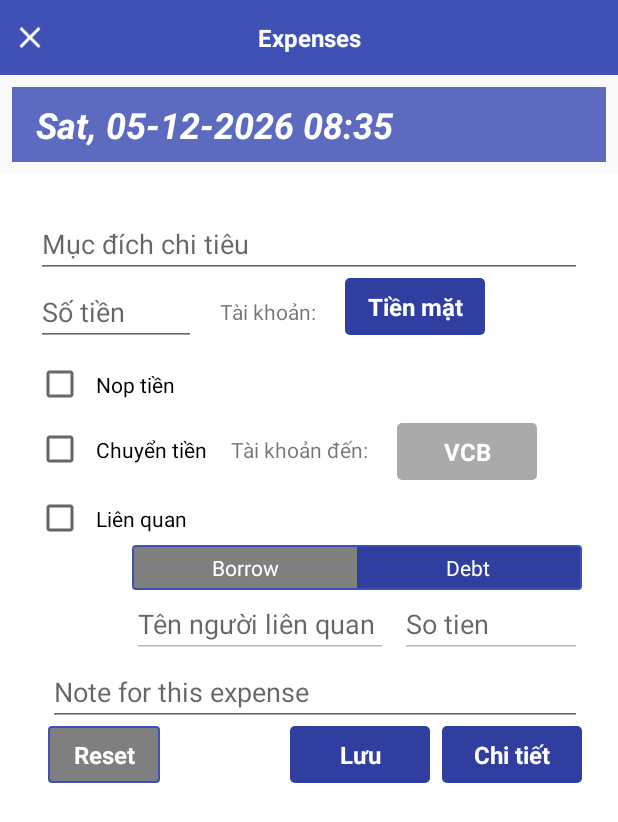
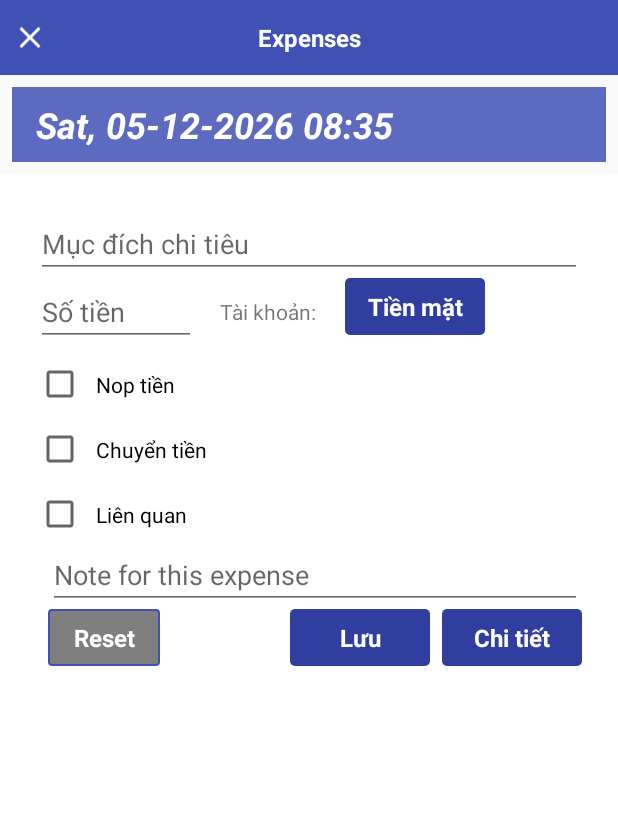
Before and after one commit to thanhtd1987/heogiutien, an Android app: the CreateExpenseActivity screen opened directly, with no data from a screen before it, on a phone screen of 412 x 824 dp. Shown: the top 822 px of the screen. Run offline under Robolectric (Android 15) with nearby library versions, the phone set to English and light mode, and no system bars; 2 statements that could not run were skipped.

Commit message:
[UI] update UI

```diff
--- a/app/src/main/java/com/funworld/heogiutien/features/expense/create/CreateExpenseActivity.kt
+++ b/app/src/main/java/com/funworld/heogiutien/features/expense/create/CreateExpenseActivity.kt
@@ -43,9 +43,12 @@ class CreateExpenseActivity : AppCompatActivity(), View.OnClickListener{
     override fun onClick(view: View?) {
         when (view?.id) {
             R.id.iv_close -> {
-                showWarning(getString(R.string.title_alert),
-                        getString(R.string.discard_warning),
-                        okListener = { _ -> onBackPressed() })
+                if( !et_expense_purpose.text.isEmpty() || !et_expense_amount.text.isEmpty())
+                    showWarning(getString(R.string.title_alert),
+                            getString(R.string.discard_warning),
+                            okListener = { _ -> onBackPressed() })
+                else
+                    onBackPressed()
             }
 
             R.id.rl_create_expense -> { Utils.hideKeyboard(this, et_expense_purpose) }
@@ -117,10 +120,12 @@ class CreateExpenseActivity : AppCompatActivity(), View.OnClickListener{
         tv_expense_save.setOnClickListener(this)
 
         cb_expense_transfer.setOnCheckedChangeListener{_, isChecked ->
+            ll_receive_account.visibility = View.VISIBLE
             tv_expense_to_account.isEnabled = isChecked
         }
 
         cb_expense_related.setOnCheckedChangeListener{_, isChecked ->
+            rl_expense_related.visibility = View.VISIBLE
             rd_borrow.isEnabled = isChecked
             rd_debt.isEnabled = isChecked
             et_expense_related_name.isEnabled = isChecked
--- a/app/src/main/res/layout/activity_expense_create.xml
+++ b/app/src/main/res/layout/activity_expense_create.xml
@@ -54,7 +54,7 @@
                 android:layout_alignParentStart="true"
                 android:layout_alignParentTop="true"
                 android:hint="Mục đích chi tiêu"
-                android:inputType="text" />
+                android:inputType="textCapSentences" />
 
             <EditText
                 android:id="@+id/et_expense_amount"
@@ -108,14 +108,18 @@
                 android:padding="@dimen/gap_small"
                 android:text="Chuyển tiền" />
 
+            <LinearLayout
+                android:id="@+id/ll_receive_account"
+                android:layout_width="match_parent"
+                android:layout_height="wrap_content"
+                android:layout_below="@+id/cb_expense_transfer"
+                android:layout_marginLeft="@dimen/gap_large"
+                android:visibility="gone">
+
                 <TextView
                     android:id="@+id/tv_expense_to_account_label"
                     android:layout_width="wrap_content"
                     android:layout_height="wrap_content"
-                android:layout_alignTop="@+id/cb_expense_transfer"
-                android:layout_alignBottom="@+id/cb_expense_transfer"
-                android:layout_toRightOf="@+id/cb_expense_transfer"
-                android:layout_marginLeft="@dimen/gap_small"
                     android:gravity="center_vertical"
                     android:text="Tài khoản đến: " />
 
@@ -124,28 +128,33 @@
                     style="@style/button_round_primary_text_bold_white"
                     android:layout_width="wrap_content"
                     android:layout_height="wrap_content"
-                android:layout_alignTop="@+id/tv_expense_to_account_label"
                     android:layout_marginLeft="@dimen/gap_normal"
-                android:layout_toRightOf="@+id/tv_expense_to_account_label"
                     android:enabled="false"
                     android:text="VCB" />
+            </LinearLayout>
 
             <CheckBox
                 android:id="@+id/cb_expense_related"
                 android:layout_width="wrap_content"
                 android:layout_height="wrap_content"
-                android:layout_below="@+id/tv_expense_to_account"
+                android:layout_below="@+id/ll_receive_account"
                 android:layout_marginTop="@dimen/gap_small"
                 android:checked="false"
                 android:padding="@dimen/gap_small"
                 android:text="Liên quan" />
 
+            <RelativeLayout
+                android:id="@+id/rl_expense_related"
+                android:layout_width="match_parent"
+                android:layout_height="wrap_content"
+                android:layout_below="@+id/cb_expense_related"
+                android:layout_marginLeft="@dimen/gap_large"
+                android:visibility="gone">
+
                 <RadioGroup
                     android:id="@+id/toggle_related"
                     android:layout_width="match_parent"
                     android:layout_height="30dp"
-                android:layout_below="@+id/cb_expense_related"
-                android:layout_marginLeft="64dp"
                     android:background="@drawable/rect_corner_border_pink"
                     android:checkedButton="@+id/rd_debt"
                     android:orientation="horizontal">
@@ -160,10 +169,10 @@
                         android:layout_weight="1"
                         android:background="@drawable/toggle_selector"
                         android:button="@null"
+                        android:enabled="false"
                         android:gravity="center"
                         android:text="Borrow"
-                    android:textColor="@color/white"
-                    android:enabled="false"/>
+                        android:textColor="@color/white" />
 
                     <RadioButton
                         android:id="@+id/rd_debt"
@@ -175,10 +184,10 @@
                         android:layout_weight="1"
                         android:background="@drawable/toggle_selector"
                         android:button="@null"
+                        android:enabled="false"
                         android:gravity="center"
                         android:text="Debt"
-                    android:textColor="@color/white"
-                    android:enabled="false"/>
+                        android:textColor="@color/white" />
                 </RadioGroup>
 
                 <EditText
@@ -188,9 +197,9 @@
                     android:layout_alignLeft="@+id/toggle_related"
                     android:layout_below="@+id/toggle_related"
                     android:ems="8"
+                    android:enabled="false"
                     android:hint="Tên người liên quan"
-                android:inputType="text"
-                android:enabled="false"/>
+                    android:inputType="textCapWords" />
 
                 <EditText
                     android:id="@+id/et_expense_related_amount"
@@ -198,19 +207,21 @@
                     android:layout_height="wrap_content"
                     android:layout_alignParentRight="true"
                     android:layout_alignTop="@+id/et_expense_related_name"
+                    android:layout_marginLeft="@dimen/gap_small"
                     android:layout_toRightOf="@+id/et_expense_related_name"
-                android:layout_marginLeft="@dimen/gap_small"
+                    android:enabled="false"
                     android:hint="So tien"
-                android:inputType="numberDecimal"
-                android:enabled="false"/>
+                    android:inputType="numberDecimal" />
+            </RelativeLayout>
 
             <EditText
                 android:id="@+id/et_expense_note"
                 android:layout_width="match_parent"
                 android:layout_height="wrap_content"
-                android:hint="@string/expense_note_hint"
+                android:layout_below="@+id/rl_expense_related"
                 android:layout_marginLeft="@dimen/gap_small"
-                android:layout_below="@+id/et_expense_related_name"/>
+                android:inputType="textCapSentences"
+                android:hint="@string/expense_note_hint" />
 
             <TextView
                 android:id="@+id/tv_expense_save"
@@ -219,7 +230,6 @@
                 android:layout_height="wrap_content"
                 android:layout_toLeftOf="@+id/tv_more_detail"
                 android:layout_below="@id/et_expense_note"
-
                 android:text="Lưu" />
 
             <TextView
```
Lines whose indentation alone changed are shown as unchanged.
